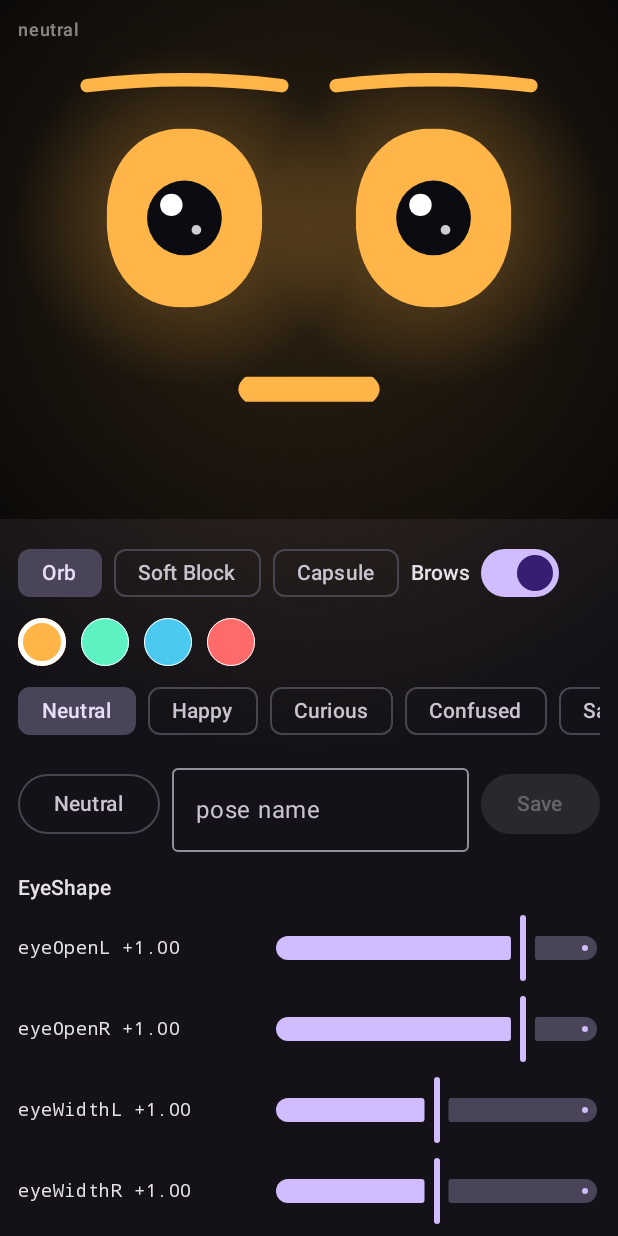
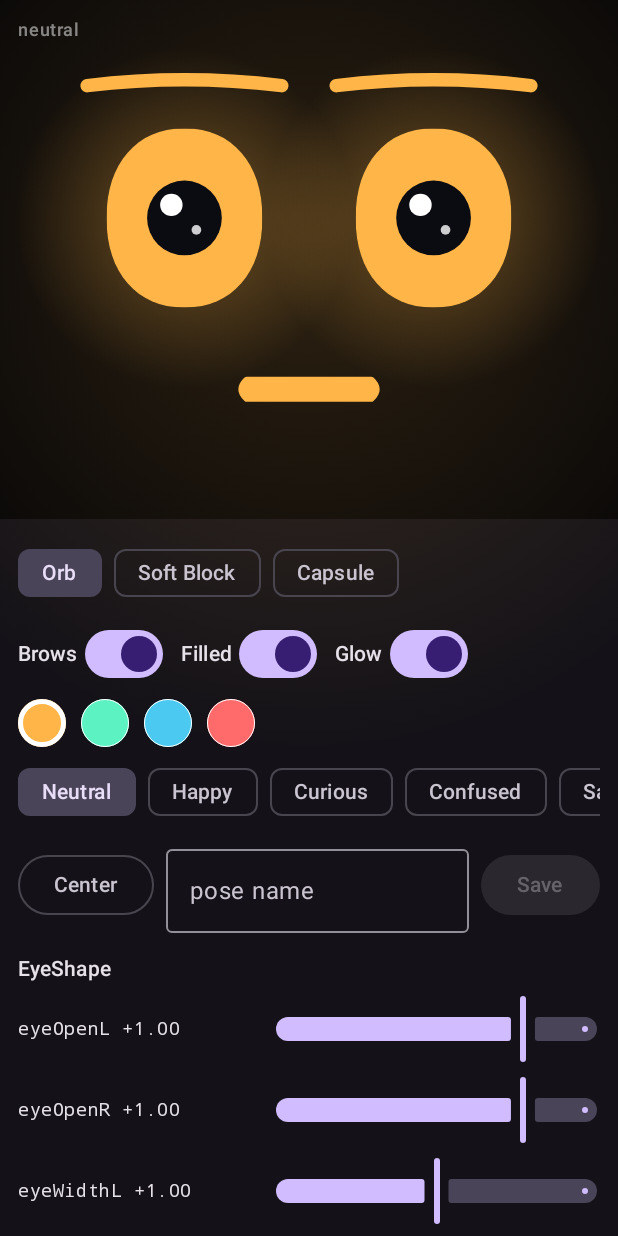
Before and after one commit to nrprosper/dexter, an Android app built with Jetpack Compose: the screen it shows after launch (PlaygroundActivity), after a tap on "Orb", on a phone screen of 412 x 824 dp. Run offline under Robolectric (Android 15) with nearby library versions, the phone set to English and light mode, and no system bars; 2 statements that could not run were skipped.

Commit message:
feat(playground): add mouth and backdrop toggles and a center button

```diff
--- a/face/playground/src/main/kotlin/face/playground/PlaygroundScreen.kt
+++ b/face/playground/src/main/kotlin/face/playground/PlaygroundScreen.kt
@@ -42,8 +42,10 @@ import androidx.compose.ui.unit.dp
 import face.core.expression.ExpressionId
 import face.core.rig.Channel
 import face.render.Accents
+import face.render.Backdrop
 import face.render.FaceCanvas
 import face.render.FaceStyle
+import face.render.MouthStyle
 
 @Composable
 internal fun PlaygroundScreen(state: PlaygroundState, onSave: (String) -> String) {
@@ -82,16 +84,27 @@ private fun Controls(state: PlaygroundState, onSave: (String) -> String, modifie
                 items(FaceStyle.Silhouettes) { silhouette ->
                     FilterChip(
                         selected = state.style.name == silhouette.name,
-                        onClick = { state.style = silhouette.copy(accent = state.style.accent, showBrows = state.style.showBrows) },
+                        onClick = {
+                            state.style = silhouette.copy(
+                                accent = state.style.accent,
+                                showBrows = state.style.showBrows,
+                                mouthStyle = state.style.mouthStyle,
+                                backdrop = state.style.backdrop,
+                            )
+                        },
                         label = { Text(silhouette.name) },
                     )
                 }
-                item {
-                    Row(verticalAlignment = Alignment.CenterVertically) {
-                        Text("Brows", style = MaterialTheme.typography.labelLarge)
-                        Spacer(Modifier.width(6.dp))
-                        Switch(state.style.showBrows, { state.style = state.style.copy(showBrows = it) })
-                    }
+            }
+        }
+        item {
+            Row(verticalAlignment = Alignment.CenterVertically, horizontalArrangement = Arrangement.spacedBy(12.dp)) {
+                Toggle("Brows", state.style.showBrows) { state.style = state.style.copy(showBrows = it) }
+                Toggle("Filled", state.style.mouthStyle == MouthStyle.Filled) {
+                    state.style = state.style.copy(mouthStyle = if (it) MouthStyle.Filled else MouthStyle.Stroke)
+                }
+                Toggle("Glow", state.style.backdrop == Backdrop.Glow) {
+                    state.style = state.style.copy(backdrop = if (it) Backdrop.Glow else Backdrop.Dark)
                 }
             }
         }
@@ -120,7 +133,7 @@ private fun Controls(state: PlaygroundState, onSave: (String) -> String, modifie
         }
         item {
             Row(verticalAlignment = Alignment.CenterVertically, horizontalArrangement = Arrangement.spacedBy(8.dp)) {
-                OutlinedButton({ state.load(ExpressionId.Neutral) }) { Text("Neutral") }
+                OutlinedButton({ state.center() }) { Text("Center") }
                 OutlinedTextField(name, { name = it }, Modifier.weight(1f), label = { Text("pose name") }, singleLine = true)
                 Button({ status = onSave(name) }, enabled = PoseStore.sanitize(name).isNotEmpty()) { Text("Save") }
             }
@@ -132,6 +145,15 @@ private fun Controls(state: PlaygroundState, onSave: (String) -> String, modifie
             }
             items(group.value, key = { it.key }) { channel -> ChannelSlider(state, channel) }
         }
+    }
+}
+
+@Composable
+private fun Toggle(label: String, checked: Boolean, onChange: (Boolean) -> Unit) {
+    Row(verticalAlignment = Alignment.CenterVertically) {
+        Text(label, style = MaterialTheme.typography.labelLarge)
+        Spacer(Modifier.width(4.dp))
+        Switch(checked, onChange)
     }
 }
 
--- a/face/playground/src/main/kotlin/face/playground/PlaygroundState.kt
+++ b/face/playground/src/main/kotlin/face/playground/PlaygroundState.kt
@@ -43,6 +43,11 @@ internal class PlaygroundState(private val library: ExpressionLibrary, saved: Li
         publish()
     }
 
+    fun center() {
+        for (c in HEAD_PLACEMENT) edited[c] = c.rest
+        publish()
+    }
+
     fun set(channel: Channel, value: Float) {
         edited[channel] = value
         selected = null
@@ -68,4 +73,8 @@ internal class PlaygroundState(private val library: ExpressionLibrary, saved: Li
         for (c in Channel.entries) values[c.ordinal] = edited[c]
         revision.intValue++
     }
+
+    private companion object {
+        val HEAD_PLACEMENT = listOf(Channel.HeadX, Channel.HeadY, Channel.HeadTilt, Channel.HeadScale)
+    }
 }
```
